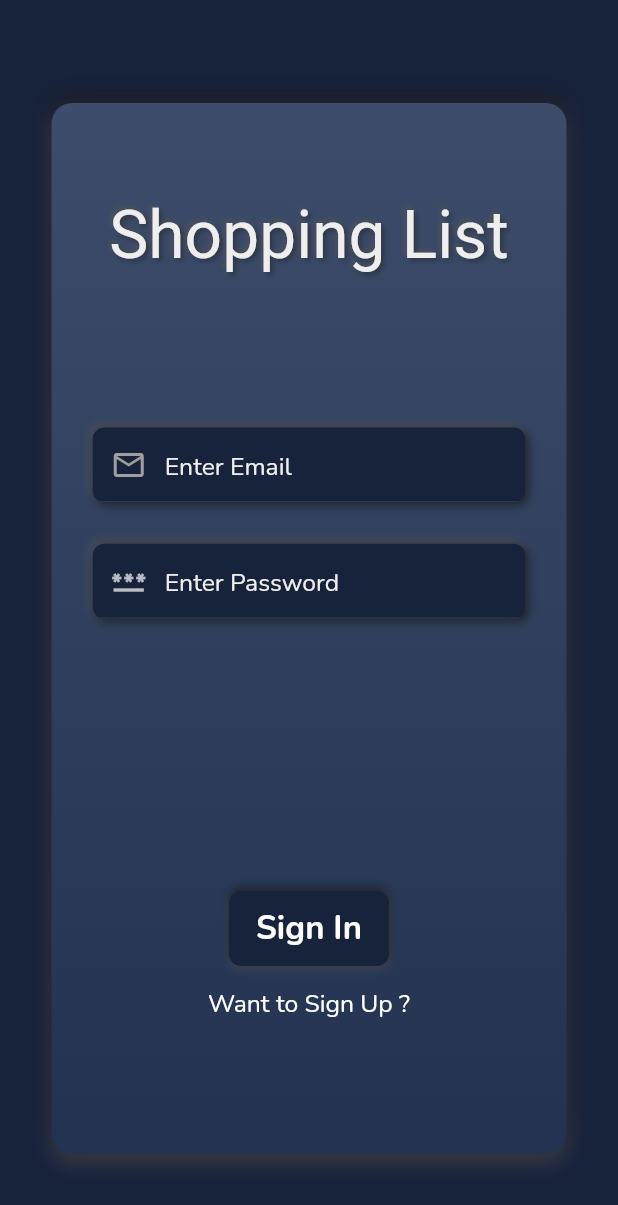
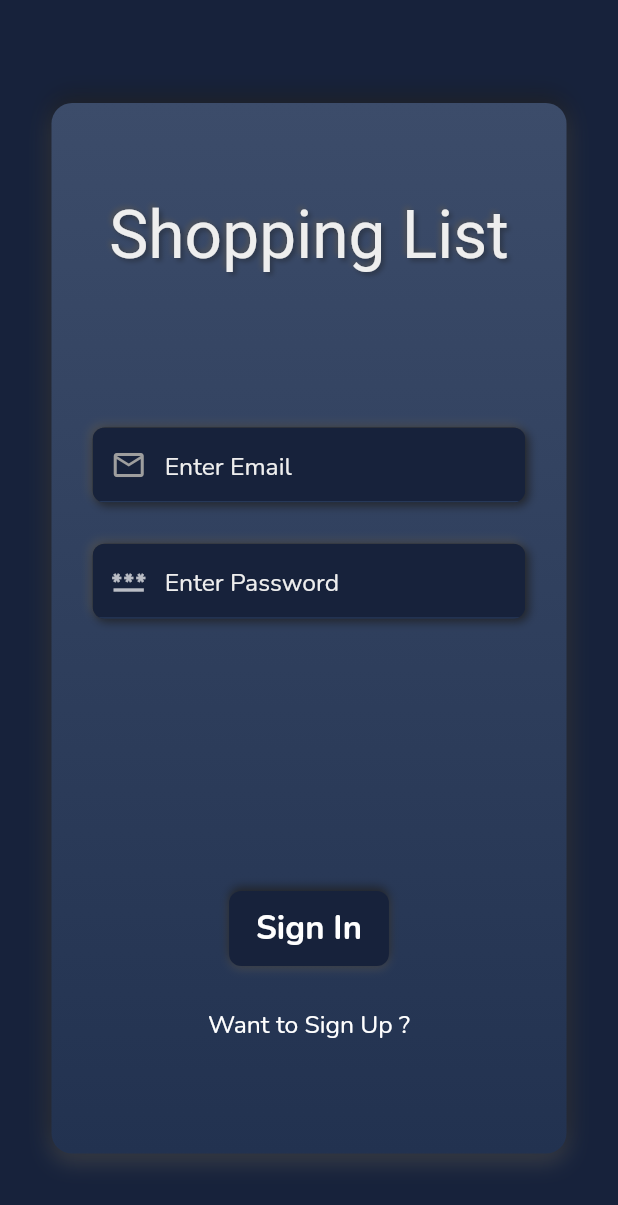
Before and after one commit to LameCoder17/Shopping-List, a Flutter app: the screen it shows after launch, on a phone screen of 412 x 824 dp. Shown: the top 1205 px of the screen. Run offline on Flutter 3.47's test engine with Material 2 defaults, Android fonts, the phone set to English and light mode, and no system bars; drawn by our look-alikes of flutter_neumorphic; our stand-ins replace cloud_firestore, firebase_auth, firebase_core, google_fonts, sizer; accounts and stored records are empty.

Commit message:
Minor changes

```diff
--- a/lib/Screens/LoginScreen.dart
+++ b/lib/Screens/LoginScreen.dart
@@ -194,7 +194,7 @@ class _LoginScreenState extends State<LoginScreen> {
                               ),
                             ),
                             Container(
-                              margin: EdgeInsets.symmetric(vertical: 10.0.sp),
+                              margin: EdgeInsets.symmetric(vertical: 20.0.sp),
                               child: GestureDetector(
                                 child: Text('Want to Sign Up ?', style: GoogleFonts.nunito(fontSize: 12.0.sp, color: Colors.white),),
                                 onTap: (){
@@ -347,7 +347,7 @@ class _LoginScreenState extends State<LoginScreen> {
                               ),
                             ),
                             Container(
-                              margin: EdgeInsets.symmetric(vertical: 10.0.sp),
+                              margin: EdgeInsets.symmetric(vertical: 20.0.sp),
                               child: GestureDetector(
                                 child: Text('Want to Sign In ?', style: GoogleFonts.nunito(fontSize: 12.0.sp, color: Colors.white),),
                                 onTap: (){
```
Also changed, not shown: lib/Screens/MainScreen.dart (+36 -1 lines).
